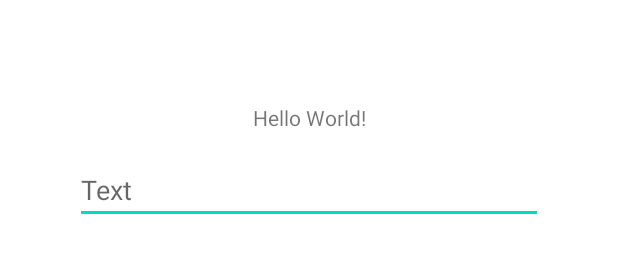
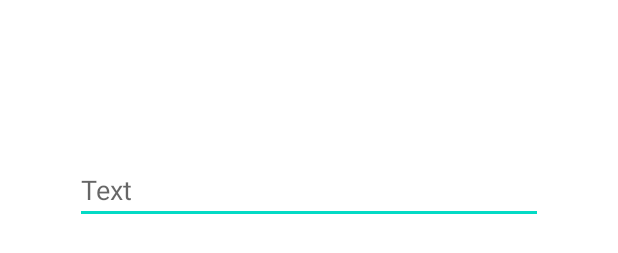
Before and after one commit to metehanbolatt/DatabindingDetails, an Android app: the layout activity_main.xml on its own in the app's theme, with its tools: preview values and no code run, on a phone screen of 412 x 824 dp. Shown: the part 501-754 px from the top of the screen. Run offline under Robolectric (Android 15) with nearby library versions, the phone set to English and light mode, and no system bars.

Commit message:
Call function in xml file

```diff
--- a/app/src/main/res/layout/activity_main.xml
+++ b/app/src/main/res/layout/activity_main.xml
@@ -8,6 +8,7 @@
         <import type="java.util.List" />
         <import type="com.metehanbolat.databindingdetails.User" />
         <import type="com.metehanbolat.databindingdetails.View" alias="MyView" />
+        <import type="com.metehanbolat.databindingdetails.MyUtilClass" />
         <variable
             name="user"
             type="User" />
@@ -25,7 +26,7 @@
             android:id="@+id/textView"
             android:layout_width="wrap_content"
             android:layout_height="wrap_content"
-            android:text="Hello World!"
+            android:text="@{MyUtilClass.changeText(user.firstName)}"
             android:visibility="@{user.loggedIn ? View.VISIBLE : View.GONE}"
             app:layout_constraintBottom_toBottomOf="parent"
             app:layout_constraintLeft_toLeftOf="parent"
```
Also changed, not shown: app/src/main/java/com/metehanbolat/databindingdetails/MyUtilClass.kt (added, +7 -0 lines).
